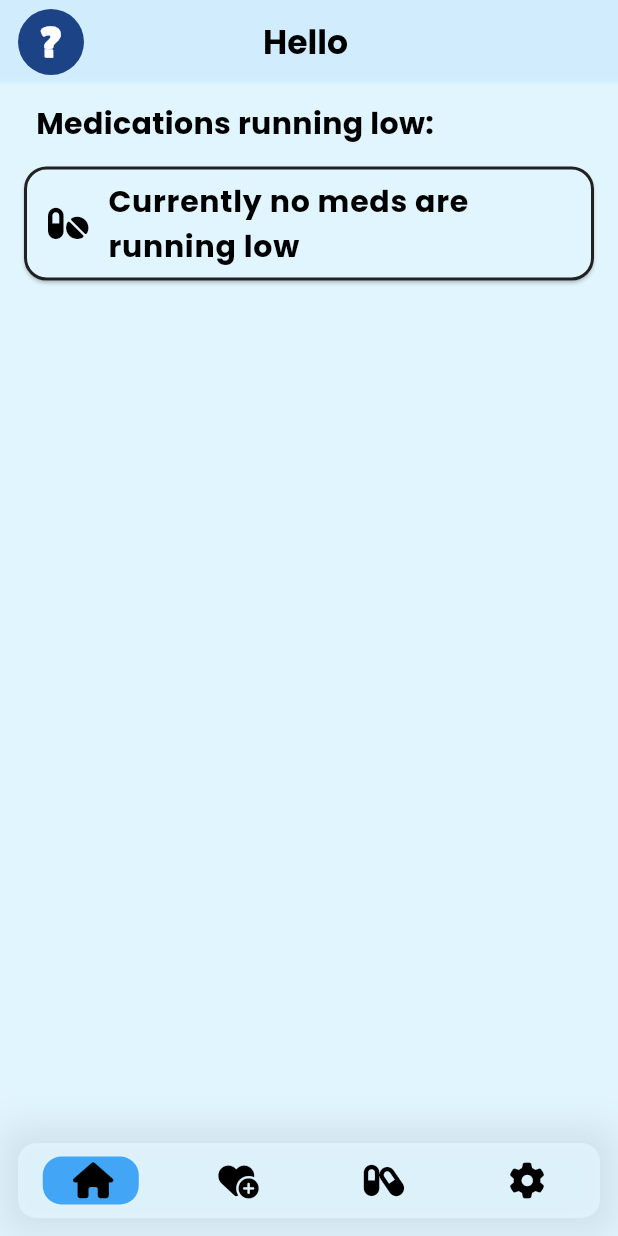
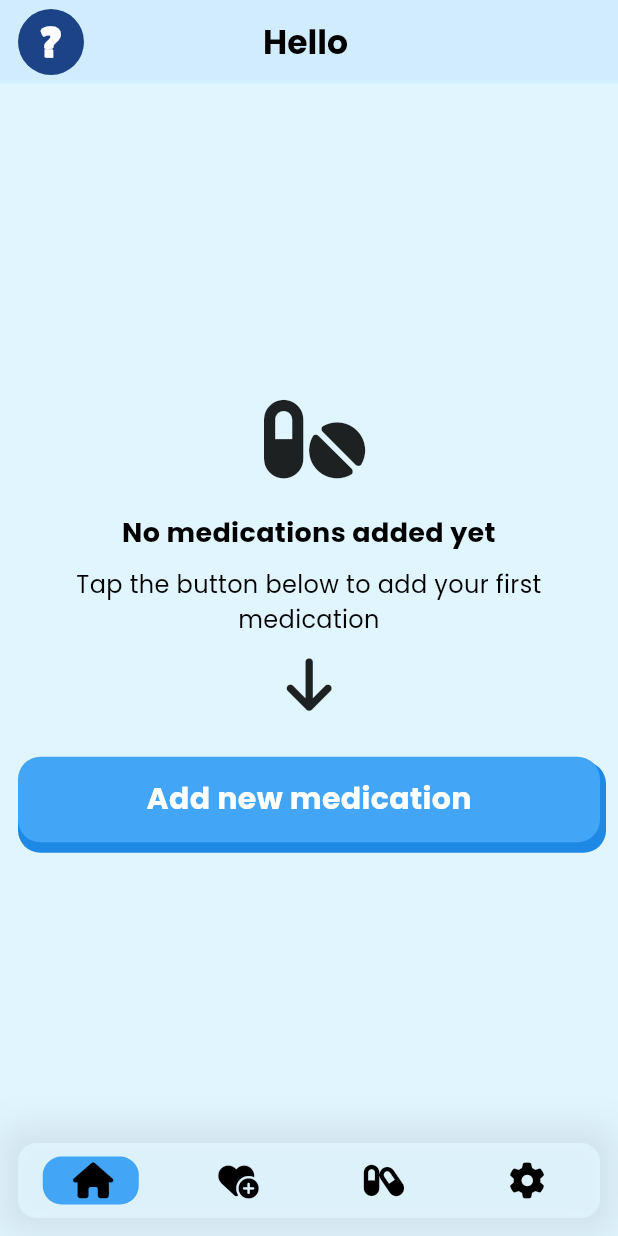
Before and after one commit to Mak0nz/iaso-app, a Flutter app: the screen it shows once a user with an empty profile is signed in, on a phone screen of 412 x 824 dp. Run offline on Flutter 3.47's test engine with Material 3 defaults, Android fonts, the light colour scheme and no system bars; our stand-ins replace awesome_notifications, cherry_toast, cloud_firestore, firebase_auth, firebase_core, flutter_riverpod and 5 more; missing offline and left inert: firebase_app_check, wolt_modal_sheet, workmanager; accounts and stored records are empty; generated files the repository leaves out were written again; statements that could not run were skipped.

Commit message:
empty state guidance for MedsDisplay page

```diff
--- a/lib/l10n/app_en.arb
+++ b/lib/l10n/app_en.arb
@@ -78,6 +78,9 @@
     "pulse": "Pulse",
     "error_saving": "Error Saving",
     "create_med": "Create medication",
+    "no_medications_added": "No medications added yet",
+    "add_medication_guide": "Tap the button below to add your first medication",
+    "add_medication": "Add new medication",
     "edit_med": "Edit medication",
     "total_doses": "{doses} days remaining.",
     "meds_running_out": "Medications running low",
--- a/lib/l10n/app_hu.arb
+++ b/lib/l10n/app_hu.arb
@@ -78,6 +78,9 @@
     "pulse": "Pulzus",
     "error_saving": "Hiba mentésnél",
     "create_med": "Új gyógyszer",
+    "no_medications_added": "Még nincs hozzáadott gyógyszer",
+    "add_medication_guide": "Az első gyógyszer hozzáadásához érintse meg az alábbi gombot",
+    "add_medication": "Új gyógyszer hozzáadása",
     "edit_med": "Gyógyszer editálása",
     "total_doses": "{doses} napnyi van.",
     "meds_running_out": "Fogyóban lévő Gyógyszerek",
--- a/lib/presentation/views/meds/meds_display.dart
+++ b/lib/presentation/views/meds/meds_display.dart
@@ -4,11 +4,15 @@ import 'package:flutter_riverpod/flutter_riverpod.dart';
 import 'package:iaso/constants/sizes.dart';
 import 'package:iaso/app_services/med_sort_manager.dart';
 import 'package:iaso/data/med_provider.dart';
+import 'package:iaso/presentation/views/meds/create_edit_med_modal.dart';
 import 'package:iaso/presentation/views/meds/med_card.dart';
+import 'package:iaso/presentation/widgets/animated_button.dart';
 import 'package:iaso/presentation/widgets/app_text.dart';
 import 'package:iaso/presentation/widgets/card.dart';
+import 'package:iaso/presentation/widgets/floating_arrow.dart';
 import 'package:skeletonizer/skeletonizer.dart';
 import 'package:font_awesome_flutter/font_awesome_flutter.dart';
+import 'package:wolt_modal_sheet/wolt_modal_sheet.dart';
 
 class DisplayMeds extends ConsumerWidget {
   final bool showAll;
@@ -42,6 +46,10 @@ class DisplayMeds extends ConsumerWidget {
             ? sortedMeds
             : sortedMeds.where((med) => med.totalDoses <= 14).toList();
 
+        if (meds.isEmpty) {
+          return _buildEmptyState(context);
+        }
+
         return ListView(
           children: [
             if (!showAll) ...[
@@ -68,4 +76,53 @@ class DisplayMeds extends ConsumerWidget {
       },
     );
   }
+
+  Widget _buildEmptyState(BuildContext context) {
+    bool loading = false;
+
+    return Center(
+      child: Column(
+        mainAxisAlignment: MainAxisAlignment.center,
+        children: [
+          const Icon(
+            FontAwesomeIcons.pills,
+            size: 60,
+          ),
+          const SizedBox(height: 20),
+          Text(
+            AppLocalizations.of(context)!.no_medications_added,
+            style: const TextStyle(fontSize: 18, fontWeight: FontWeight.bold),
+            textAlign: TextAlign.center,
+          ),
+          const SizedBox(height: 10),
+          Text(
+            AppLocalizations.of(context)!.add_medication_guide,
+            style: const TextStyle(fontSize: 16),
+            textAlign: TextAlign.center,
+          ),
+          const SizedBox(height: 20),
+          const FloatingArrow(),
+          const SizedBox(height: 20),
+          AnimatedButton(
+            onTap: () => WoltModalSheet.show(
+              context: context,
+              pageListBuilder: (context) {
+                return [
+                  WoltModalSheetPage(
+                    child: const CreateEditMedModal(),
+                    topBarTitle: AppText.heading(
+                        AppLocalizations.of(context)!.create_med),
+                    isTopBarLayerAlwaysVisible: true,
+                    enableDrag: false,
+                  )
+                ];
+              },
+            ),
+            text: AppLocalizations.of(context)!.add_medication,
+            progressEvent: loading,
+          ),
+        ],
+      ),
+    );
+  }
 }
--- /dev/null
+++ b/lib/presentation/widgets/floating_arrow.dart
@@ -0,0 +1,48 @@
+import 'package:flutter/material.dart';
+import 'package:font_awesome_flutter/font_awesome_flutter.dart';
+
+class FloatingArrow extends StatefulWidget {
+  const FloatingArrow({super.key});
+
+  @override
+  State<FloatingArrow> createState() => _FloatingArrowState();
+}
+
+class _FloatingArrowState extends State<FloatingArrow>
+    with SingleTickerProviderStateMixin {
+  late AnimationController _controller;
+  late Animation<Offset> _animation;
+
+  @override
+  void initState() {
+    super.initState();
+    _controller = AnimationController(
+      duration: const Duration(seconds: 2),
+      vsync: this,
+    )..repeat(reverse: true);
+    _animation = Tween<Offset>(
+      begin: const Offset(0, -0.25),
+      end: const Offset(0, 0.25),
+    ).animate(CurvedAnimation(
+      parent: _controller,
+      curve: Curves.easeInOut,
+    ));
+  }
+
+  @override
+  void dispose() {
+    _controller.dispose();
+    super.dispose();
+  }
+
+  @override
+  Widget build(BuildContext context) {
+    return SlideTransition(
+      position: _animation,
+      child: const Icon(
+        FontAwesomeIcons.arrowDown,
+        size: 40,
+      ),
+    );
+  }
+}
```
